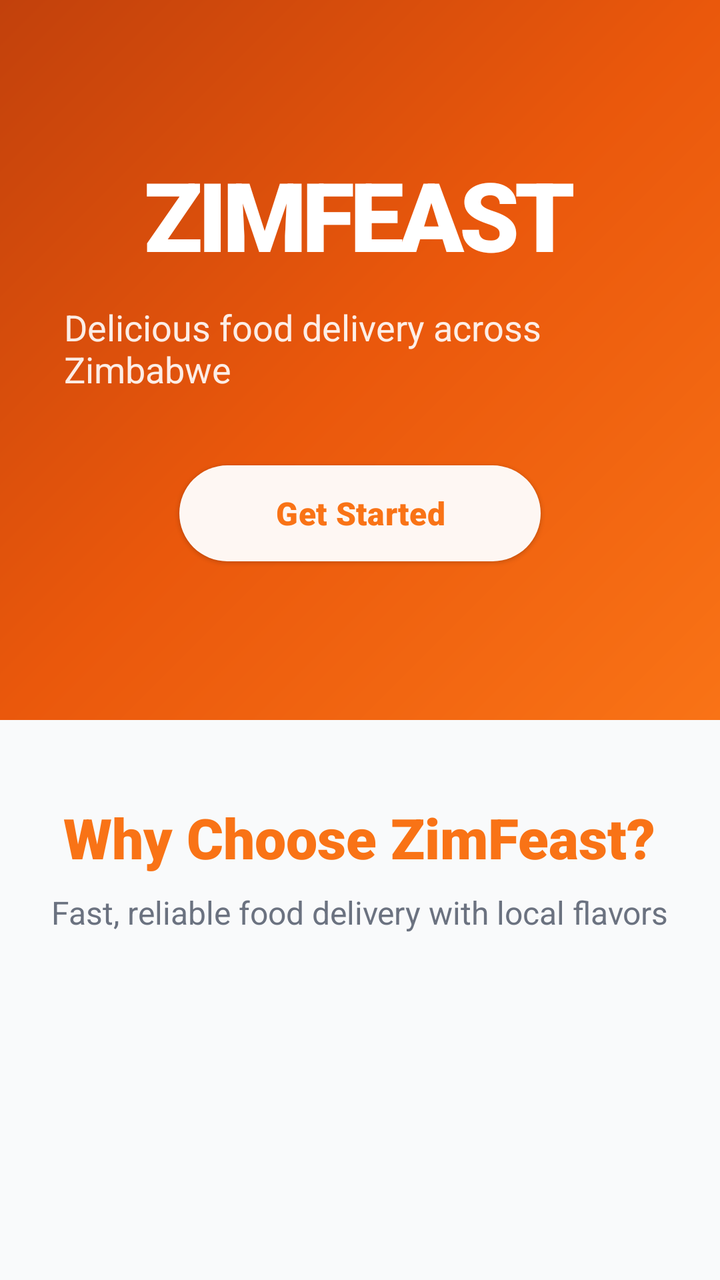
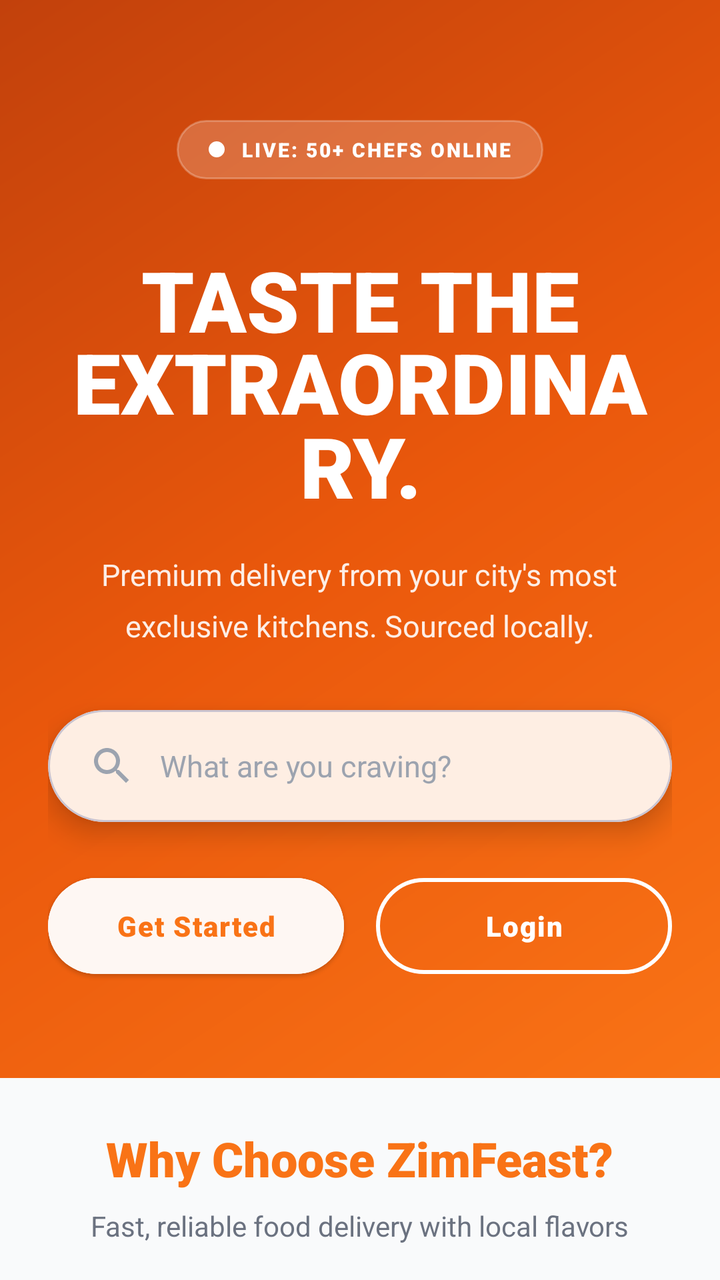

Screens rendered from an Android XML layout before and after an edit, with the pre-edit source and the edit as a unified diff.
<!-- AndroidManifest.xml: activity theme Theme.ZimFeast.NoActionBar -->
<!-- res/layout/activity_landing.xml -->
<?xml version="1.0" encoding="utf-8"?>
<androidx.constraintlayout.widget.ConstraintLayout xmlns:android="http://schemas.android.com/apk/res/android"
    xmlns:app="http://schemas.android.com/apk/res-auto"
    android:layout_width="match_parent"
    android:layout_height="match_parent"
    android:background="@color/background">

    <ScrollView
        android:layout_width="match_parent"
        android:layout_height="match_parent">

        <LinearLayout
            android:layout_width="match_parent"
            android:layout_height="wrap_content"
            android:orientation="vertical">

            <LinearLayout
                android:layout_width="match_parent"
                android:layout_height="360dp"
                android:background="@drawable/gradient_primary"
                android:gravity="center"
                android:orientation="vertical"
                android:padding="32dp">

                <TextView
                    android:layout_width="wrap_content"
                    android:layout_height="wrap_content"
                    android:text="ZIMFEAST"
                    android:textColor="@color/on_primary"
                    android:textSize="48sp"
                    android:fontFamily="sans-serif-black"
                    android:letterSpacing="-0.05" />

                <TextView
                    android:layout_width="wrap_content"
                    android:layout_height="wrap_content"
                    android:layout_marginTop="12dp"
                    android:text="@string/tagline"
                    android:textColor="@color/on_primary"
                    android:textSize="18sp"
                    android:alpha="0.9" />

                <com.google.android.material.button.MaterialButton
                    android:id="@+id/btn_get_started"
                    style="@style/Widget.Material3.Button.ElevatedButton"
                    android:layout_width="wrap_content"
                    android:layout_height="56dp"
                    android:layout_marginTop="32dp"
                    android:paddingHorizontal="48dp"
                    android:text="@string/get_started"
                    android:textColor="@color/primary"
                    android:textSize="16sp"
                    android:fontFamily="sans-serif-black"
                    android:textAllCaps="false"
                    app:backgroundTint="@color/surface"
                    app:cornerRadius="28dp"
                    app:elevation="8dp" />

            </LinearLayout>

            <TextView
                android:layout_width="wrap_content"
                android:layout_height="wrap_content"
                android:layout_gravity="center"
                android:layout_marginTop="40dp"
                android:text="@string/why_choose_zimfeast"
                android:textColor="@color/primary"
                android:textSize="28sp"
                android:fontFamily="sans-serif-black" />

            <TextView
                android:layout_width="wrap_content"
                android:layout_height="wrap_content"
                android:layout_gravity="center"
                android:layout_marginTop="8dp"
                android:text="@string/fast_reliable_delivery"
                android:textColor="@color/text_secondary"
                android:textSize="16sp" />

            <androidx.recyclerview.widget.RecyclerView
                android:id="@+id/rv_features"
                android:layout_width="match_parent"
                android:layout_height="wrap_content"
                android:layout_marginTop="24dp"
                android:layout_marginBottom="32dp"
                android:clipToPadding="false"
                android:paddingHorizontal="16dp" />

        </LinearLayout>

    </ScrollView>

</androidx.constraintlayout.widget.ConstraintLayout>
<!-- resources referenced by this layout -->
<resources>
  <color name="background">#F9FAFB</color>
  <color name="on_primary">#FFFFFF</color>
  <color name="primary">#F97316</color>
  <color name="surface">#FFFFFF</color>
  <color name="text_secondary">#6B7280</color>
  <!-- drawable gradient_primary (drawable) -->
  <?xml version="1.0" encoding="utf-8"?>
  <shape xmlns:android="http://schemas.android.com/apk/res/android">
      <gradient
          android:angle="135"
          android:startColor="@color/primary"
          android:centerColor="@color/primary_dark"
          android:endColor="@color/primary_variant" />
  </shape>
  <string name="fast_reliable_delivery">Fast, reliable food delivery with local flavors</string>
  <string name="get_started">Get Started</string>
  <string name="tagline">Delicious food delivery across Zimbabwe</string>
  <string name="why_choose_zimfeast">Why Choose ZimFeast?</string>
  <style name="Theme.ZimFeast.NoActionBar">
          <item name="windowActionBar">false</item>
          <item name="windowNoTitle">true</item>
      </style>
  <color name="primary_dark">#EA580C</color>
  <color name="primary_variant">#C2410C</color>
</resources>

<!-- the commit's change to res/layout/activity_landing.xml (unified diff, before → after) -->
@@ -1,93 +1,390 @@
 <?xml version="1.0" encoding="utf-8"?>
-<androidx.constraintlayout.widget.ConstraintLayout xmlns:android="http://schemas.android.com/apk/res/android"
+<androidx.core.widget.NestedScrollView xmlns:android="http://schemas.android.com/apk/res/android"
     xmlns:app="http://schemas.android.com/apk/res-auto"
+    xmlns:tools="http://schemas.android.com/tools"
     android:layout_width="match_parent"
     android:layout_height="match_parent"
-    android:background="@color/background">
-
-    <ScrollView
+    android:background="@color/background"
+    android:fillViewport="true">
+
+    <LinearLayout
         android:layout_width="match_parent"
-        android:layout_height="match_parent">
-
+        android:layout_height="wrap_content"
+        android:orientation="vertical">
+
+        
         <LinearLayout
             android:layout_width="match_parent"
             android:layout_height="wrap_content"
-            android:orientation="vertical">
-
+            android:background="@drawable/gradient_primary"
+            android:gravity="center"
+            android:orientation="vertical"
+            android:paddingHorizontal="24dp"
+            android:paddingTop="60dp"
+            android:paddingBottom="48dp">
+
+            
             <LinearLayout
-                android:layout_width="match_parent"
-                android:layout_height="360dp"
-                android:background="@drawable/gradient_primary"
-                android:gravity="center"
-                android:orientation="vertical"
-                android:padding="32dp">
+                android:layout_width="wrap_content"
+                android:layout_height="wrap_content"
+                android:background="@drawable/bg_live_badge"
+                android:gravity="center_vertical"
+                android:orientation="horizontal"
+                android:paddingHorizontal="16dp"
+                android:paddingVertical="8dp">
+
+                <View
+                    android:layout_width="8dp"
+                    android:layout_height="8dp"
+                    android:background="@drawable/bg_live_dot" />
 
                 <TextView
                     android:layout_width="wrap_content"
                     android:layout_height="wrap_content"
-                    android:text="ZIMFEAST"
+                    android:layout_marginStart="8dp"
+                    android:fontFamily="sans-serif-black"
+                    android:letterSpacing="0.1"
+                    android:text="LIVE: 50+ CHEFS ONLINE"
                     android:textColor="@color/on_primary"
-                    android:textSize="48sp"
-                    android:fontFamily="sans-serif-black"
-                    android:letterSpacing="-0.05" />
-
-                <TextView
-                    android:layout_width="wrap_content"
-                    android:layout_height="wrap_content"
-                    android:layout_marginTop="12dp"
-                    android:text="@string/tagline"
-                    android:textColor="@color/on_primary"
-                    android:textSize="18sp"
-                    android:alpha="0.9" />
+                    android:textSize="10sp" />
+
+            </LinearLayout>
+
+            
+            <TextView
+                android:layout_width="wrap_content"
+                android:layout_height="wrap_content"
+                android:layout_marginTop="32dp"
+                android:fontFamily="sans-serif-black"
+                android:gravity="center"
+                android:lineSpacingMultiplier="0.85"
+                android:text="TASTE THE\nEXTRAORDINARY."
+                android:textColor="@color/on_primary"
+                android:textSize="42sp" />
+
+            
+            <TextView
+                android:layout_width="wrap_content"
+                android:layout_height="wrap_content"
+                android:layout_marginTop="16dp"
+                android:alpha="0.9"
+                android:gravity="center"
+                android:lineSpacingMultiplier="1.4"
+                android:text="Premium delivery from your city's most\nexclusive kitchens. Sourced locally."
+                android:textColor="@color/on_primary"
+                android:textSize="15sp" />
+
+            
+            <com.google.android.material.card.MaterialCardView
+                android:layout_width="match_parent"
+                android:layout_height="wrap_content"
+                android:layout_marginTop="32dp"
+                app:cardBackgroundColor="@color/surface"
+                app:cardCornerRadius="28dp"
+                app:cardElevation="8dp">
+
+                <LinearLayout
+                    android:layout_width="match_parent"
+                    android:layout_height="56dp"
+                    android:gravity="center_vertical"
+                    android:orientation="horizontal"
+                    android:paddingHorizontal="20dp">
+
+                    <ImageView
+                        android:layout_width="24dp"
+                        android:layout_height="24dp"
+                        android:src="@drawable/ic_search"
+                        app:tint="@color/text_tertiary" />
+
+                    <TextView
+                        android:layout_width="0dp"
+                        android:layout_height="wrap_content"
+                        android:layout_marginStart="12dp"
+                        android:layout_weight="1"
+                        android:text="What are you craving?"
+                        android:textColor="@color/text_tertiary"
+                        android:textSize="15sp" />
+
+                </LinearLayout>
+
+            </com.google.android.material.card.MaterialCardView>
+
+            
+            <LinearLayout
+                android:layout_width="match_parent"
+                android:layout_height="wrap_content"
+                android:layout_marginTop="24dp"
+                android:gravity="center"
+                android:orientation="horizontal">
 
                 <com.google.android.material.button.MaterialButton
                     android:id="@+id/btn_get_started"
                     style="@style/Widget.Material3.Button.ElevatedButton"
-                    android:layout_width="wrap_content"
+                    android:layout_width="0dp"
                     android:layout_height="56dp"
-                    android:layout_marginTop="32dp"
-                    android:paddingHorizontal="48dp"
-                    android:text="@string/get_started"
+                    android:layout_marginEnd="8dp"
+                    android:layout_weight="1"
+                    android:backgroundTint="@color/surface"
+                    android:fontFamily="sans-serif-black"
+                    android:letterSpacing="0.05"
+                    android:text="Get Started"
+                    android:textAllCaps="false"
                     android:textColor="@color/primary"
-                    android:textSize="16sp"
-                    android:fontFamily="sans-serif-black"
-                    android:textAllCaps="false"
-                    app:backgroundTint="@color/surface"
+                    android:textSize="14sp"
                     app:cornerRadius="28dp"
                     app:elevation="8dp" />
 
+                <com.google.android.material.button.MaterialButton
+                    android:id="@+id/btn_login"
+                    style="@style/Widget.Material3.Button.OutlinedButton"
+                    android:layout_width="0dp"
+                    android:layout_height="56dp"
+                    android:layout_marginStart="8dp"
+                    android:layout_weight="1"
+                    android:fontFamily="sans-serif-black"
+                    android:letterSpacing="0.05"
+                    android:text="Login"
+                    android:textAllCaps="false"
+                    android:textColor="@color/on_primary"
+                    android:textSize="14sp"
+                    app:cornerRadius="28dp"
+                    app:strokeColor="@color/on_primary"
+                    app:strokeWidth="2dp" />
+
             </LinearLayout>
 
+        </LinearLayout>
+
+        
+        <LinearLayout
+            android:layout_width="match_parent"
+            android:layout_height="wrap_content"
+            android:orientation="vertical"
+            android:padding="24dp">
+
             <TextView
                 android:layout_width="wrap_content"
                 android:layout_height="wrap_content"
                 android:layout_gravity="center"
-                android:layout_marginTop="40dp"
-                android:text="@string/why_choose_zimfeast"
+                android:fontFamily="sans-serif-black"
+                android:text="Why Choose ZimFeast?"
                 android:textColor="@color/primary"
-                android:textSize="28sp"
-                android:fontFamily="sans-serif-black" />
+                android:textSize="24sp" />
 
             <TextView
                 android:layout_width="wrap_content"
                 android:layout_height="wrap_content"
                 android:layout_gravity="center"
                 android:layout_marginTop="8dp"
-                android:text="@string/fast_reliable_delivery"
+                android:text="Fast, reliable food delivery with local flavors"
                 android:textColor="@color/text_secondary"
-                android:textSize="16sp" />
-
-            <androidx.recyclerview.widget.RecyclerView
-                android:id="@+id/rv_features"
+                android:textSize="14sp" />
+
+            
+            <LinearLayout
                 android:layout_width="match_parent"
                 android:layout_height="wrap_content"
                 android:layout_marginTop="24dp"
-                android:layout_marginBottom="32dp"
-                android:clipToPadding="false"
-                android:paddingHorizontal="16dp" />
+                android:orientation="horizontal"
+                android:weightSum="2">
+
+                
+                <com.google.android.material.card.MaterialCardView
+                    android:layout_width="0dp"
+                    android:layout_height="wrap_content"
+                    android:layout_marginEnd="8dp"
+                    android:layout_weight="1"
+                    app:cardBackgroundColor="@color/card_background"
+                    app:cardCornerRadius="20dp"
+                    app:cardElevation="2dp"
+                    app:strokeColor="@color/divider"
+                    app:strokeWidth="1dp">
+
+                    <LinearLayout
+                        android:layout_width="match_parent"
+                        android:layout_height="wrap_content"
+                        android:gravity="center"
+                        android:orientation="vertical"
+                        android:padding="20dp">
+
+                        <ImageView
+                            android:layout_width="48dp"
+                            android:layout_height="48dp"
+                            android:src="@drawable/ic_delivery"
+                            app:tint="@color/primary" />
+
+                        <TextView
+                            android:layout_width="wrap_content"
+                            android:layout_height="wrap_content"
+                            android:layout_marginTop="12dp"
+                            android:fontFamily="sans-serif-medium"
+                            android:text="Fast Delivery"
+                            android:textColor="@color/text_primary"
+                            android:textSize="14sp" />
+
+                        <TextView
+                            android:layout_width="wrap_content"
+                            android:layout_height="wrap_content"
+                            android:layout_marginTop="4dp"
+                            android:gravity="center"
+                            android:text="Quick delivery from your favorite local restaurants"
+                            android:textColor="@color/text_secondary"
+                            android:textSize="12sp" />
+
+                    </LinearLayout>
+
+                </com.google.android.material.card.MaterialCardView>
+
+                
+                <com.google.android.material.card.MaterialCardView
+                    android:layout_width="0dp"
+                    android:layout_height="wrap_content"
+                    android:layout_marginStart="8dp"
+                    android:layout_weight="1"
+                    app:cardBackgroundColor="@color/card_background"
+                    app:cardCornerRadius="20dp"
+                    app:cardElevation="2dp"
+                    app:strokeColor="@color/divider"
+                    app:strokeWidth="1dp">
+
+                    <LinearLayout
+                        android:layout_width="match_parent"
+                        android:layout_height="wrap_content"
+                        android:gravity="center"
+                        android:orientation="vertical"
+                        android:padding="20dp">
+
+                        <ImageView
+                            android:layout_width="48dp"
+                            android:layout_height="48dp"
+                            android:src="@drawable/ic_restaurant"
+                            app:tint="@color/primary" />
+
+                        <TextView
+                            android:layout_width="wrap_content"
+                            android:layout_height="wrap_content"
+                            android:layout_marginTop="12dp"
+                            android:fontFamily="sans-serif-medium"
+                            android:text="Local Cuisine"
+                            android:textColor="@color/text_primary"
+                            android:textSize="14sp" />
+
+                        <TextView
+                            android:layout_width="wrap_content"
+                            android:layout_height="wrap_content"
+                            android:layout_marginTop="4dp"
+                            android:gravity="center"
+                            android:text="Authentic Zimbabwean dishes and international favorites"
+                            android:textColor="@color/text_secondary"
+                            android:textSize="12sp" />
+
+                    </LinearLayout>
+
+                </com.google.android.material.card.MaterialCardView>
+
+            </LinearLayout>
+
+            
+            <com.google.android.material.card.MaterialCardView
+                android:layout_width="match_parent"
+                android:layout_height="wrap_content"
+                android:layout_marginTop="16dp"
+                app:cardBackgroundColor="@color/card_background"
+                app:cardCornerRadius="20dp"
+                app:cardElevation="2dp"
+                app:strokeColor="@color/divider"
+                app:strokeWidth="1dp">
+
+                <LinearLayout
+                    android:layout_width="match_parent"
+                    android:layout_height="wrap_content"
+                    android:gravity="center_vertical"
+                    android:orientation="horizontal"
+                    android:padding="20dp">
+
+                    <ImageView
+                        android:layout_width="48dp"
+                        android:layout_height="48dp"
+                        android:src="@drawable/ic_security"
+                        app:tint="@color/primary" />
+
+                    <LinearLayout
+                        android:layout_width="0dp"
+                        android:layout_height="wrap_content"
+                        android:layout_marginStart="16dp"
+                        android:layout_weight="1"
+                        android:orientation="vertical">
+
+                        <TextView
+                            android:layout_width="wrap_content"
+                            android:layout_height="wrap_content"
+                            android:fontFamily="sans-serif-medium"
+                            android:text="Secure Payments"
+                            android:textColor="@color/text_primary"
+                            android:textSize="14sp" />
+
+                        <TextView
+                            android:layout_width="wrap_content"
+                            android:layout_height="wrap_content"
+                            android:layout_marginTop="4dp"
+                            android:text="Safe payment options including EcoCash, OneMoney, and cards"
+                            android:textColor="@color/text_secondary"
+                            android:textSize="12sp" />
+
+                    </LinearLayout>
+
+                </LinearLayout>
+
+            </com.google.android.material.card.MaterialCardView>
 
         </LinearLayout>
 
-    </ScrollView>
-
-</androidx.constraintlayout.widget.ConstraintLayout>
+        
+        <LinearLayout
+            android:layout_width="match_parent"
+            android:layout_height="wrap_content"
+            android:background="@drawable/gradient_primary"
+            android:gravity="center"
+            android:orientation="vertical"
+            android:padding="32dp">
+
+            <TextView
+                android:layout_width="wrap_content"
+                android:layout_height="wrap_content"
+                android:fontFamily="sans-serif-black"
+                android:gravity="center"
+                android:text="Ready to order?"
+                android:textColor="@color/on_primary"
+                android:textSize="24sp" />
+
+            <TextView
+                android:layout_width="wrap_content"
+                android:layout_height="wrap_content"
+                android:layout_marginTop="8dp"
+                android:alpha="0.9"
+                android:gravity="center"
+                android:text="Join thousands of food lovers in Zimbabwe"
+                android:textColor="@color/on_primary"
+                android:textSize="14sp" />
+
+            <com.google.android.material.button.MaterialButton
+                android:id="@+id/btn_bottom_get_started"
+                style="@style/Widget.Material3.Button.ElevatedButton"
+                android:layout_width="wrap_content"
+                android:layout_height="56dp"
+                android:layout_marginTop="24dp"
+                android:backgroundTint="@color/surface"
+                android:fontFamily="sans-serif-black"
+                android:paddingHorizontal="48dp"
+                android:text="Get Started Now"
+                android:textAllCaps="false"
+                android:textColor="@color/primary"
+                android:textSize="14sp"
+                app:cornerRadius="28dp"
+                app:elevation="8dp" />
+
+        </LinearLayout>
+
+    </LinearLayout>
+
+</androidx.core.widget.NestedScrollView>
<!-- resource entries referenced after the edit -->
@@ -1,10 +1,30 @@
 <!-- resources referenced by this layout -->
 <resources>
   <color name="background">#F9FAFB</color>
+  <color name="card_background">#FFFFFF</color>
+  <color name="divider">#E5E7EB</color>
   <color name="on_primary">#FFFFFF</color>
   <color name="primary">#F97316</color>
   <color name="surface">#FFFFFF</color>
+  <color name="text_primary">#1F2937</color>
   <color name="text_secondary">#6B7280</color>
+  <color name="text_tertiary">#9CA3AF</color>
+  <!-- drawable bg_live_badge (drawable) -->
+  <?xml version="1.0" encoding="utf-8"?>
+  <shape xmlns:android="http://schemas.android.com/apk/res/android"
+      android:shape="rectangle">
+      <solid android:color="#33FFFFFF" />
+      <corners android:radius="20dp" />
+      <stroke
+          android:width="1dp"
+          android:color="#40FFFFFF" />
+  </shape>
+  <!-- drawable bg_live_dot (drawable) -->
+  <?xml version="1.0" encoding="utf-8"?>
+  <shape xmlns:android="http://schemas.android.com/apk/res/android"
+      android:shape="oval">
+      <solid android:color="#FFFFFF" />
+  </shape>
   <!-- drawable gradient_primary (drawable) -->
   <?xml version="1.0" encoding="utf-8"?>
   <shape xmlns:android="http://schemas.android.com/apk/res/android">
@@ -14,10 +34,50 @@
           android:centerColor="@color/primary_dark"
           android:endColor="@color/primary_variant" />
   </shape>
-  <string name="fast_reliable_delivery">Fast, reliable food delivery with local flavors</string>
-  <string name="get_started">Get Started</string>
-  <string name="tagline">Delicious food delivery across Zimbabwe</string>
-  <string name="why_choose_zimfeast">Why Choose ZimFeast?</string>
+  <!-- drawable ic_delivery (drawable) -->
+  <?xml version="1.0" encoding="utf-8"?>
+  <vector xmlns:android="http://schemas.android.com/apk/res/android"
+      android:width="24dp"
+      android:height="24dp"
+      android:viewportWidth="24"
+      android:viewportHeight="24">
+      <path
+          android:fillColor="#000000"
+          android:pathData="M19.15,8a2,2 0,0 0,-1.72 -1H15V5a1,1 0,0 0,-1 -1H4a2,2 0,0 0,-2 2v10H0v2h4a3,3 0,0 0,6 0h4a3,3 0,0 0,6 0h4v-5a1,1 0,0 0,-0.08 -0.38L19.15,8zM7,19a1,1 0,1 1,1 -1,1 1,0 0,1 -1,1Zm6,-6H4V6h9Zm4,6a1,1 0,1 1,1 -1,1 1,0 0,1 -1,1Zm-2,-6V9h2.29l1.71,4Z" />
+  </vector>
+  <!-- drawable ic_restaurant (drawable) -->
+  <?xml version="1.0" encoding="utf-8"?>
+  <vector xmlns:android="http://schemas.android.com/apk/res/android"
+      android:width="24dp"
+      android:height="24dp"
+      android:viewportWidth="24"
+      android:viewportHeight="24">
+      <path
+          android:fillColor="#000000"
+          android:pathData="M11,9H9V2H7v7H5V2H3v7c0,2.12 1.66,3.84 3.75,3.97V22h2.5v-9.03C11.34,12.84 13,11.12 13,9V2h-2v7zm5,-3v8h2.5v8H21V2c-2.76,0 -5,2.24 -5,4z" />
+  </vector>
+  <!-- drawable ic_search (drawable) -->
+  <?xml version="1.0" encoding="utf-8"?>
+  <vector xmlns:android="http://schemas.android.com/apk/res/android"
+      android:width="24dp"
+      android:height="24dp"
+      android:viewportWidth="24"
+      android:viewportHeight="24">
+      <path
+          android:fillColor="#9CA3AF"
+          android:pathData="M15.5,14h-0.79l-0.28,-0.27C15.41,12.59 16,11.11 16,9.5 16,5.91 13.09,3 9.5,3S3,5.91 3,9.5 5.91,16 9.5,16c1.61,0 3.09,-0.59 4.23,-1.57l0.27,0.28v0.79l5,4.99L20.49,19l-4.99,-5zm-6,0C7.01,14 5,11.99 5,9.5S7.01,5 9.5,5 14,7.01 14,9.5 11.99,14 9.5,14z" />
+  </vector>
+  <!-- drawable ic_security (drawable) -->
+  <?xml version="1.0" encoding="utf-8"?>
+  <vector xmlns:android="http://schemas.android.com/apk/res/android"
+      android:width="24dp"
+      android:height="24dp"
+      android:viewportWidth="24"
+      android:viewportHeight="24">
+      <path
+          android:fillColor="#000000"
+          android:pathData="M12,1L3,5v6c0,5.55 3.84,10.74 9,12 5.16,-1.26 9,-6.45 9,-12V5l-9,-4zm0,10.99h7c-0.53,4.12 -3.28,7.79 -7,8.94V12H5V6.3l7,-3.11v8.8z" />
+  </vector>
   <style name="Theme.ZimFeast.NoActionBar">
           <item name="windowActionBar">false</item>
           <item name="windowNoTitle">true</item>
